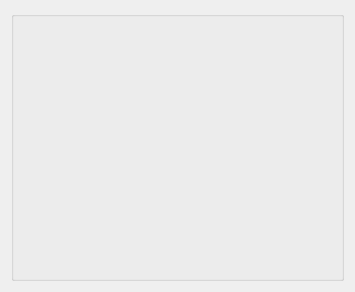
Above: client/forms/table.ui from agaltsevstas/Employees before the change. Below: the same form after it.
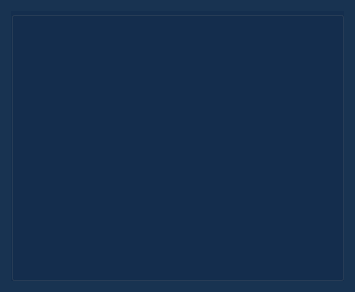
That is the form after the change.

```diff
--- a/client/forms/table.ui
+++ b/client/forms/table.ui
@@ -19,8 +19,24 @@
   <property name="windowTitle">
    <string>Личный кабинет</string>
   </property>
-  <layout class="QGridLayout" name="gridLayout_3">
-   <item row="0" column="0">
+  <property name="styleSheet">
+   <string notr="true">:enabled {
+background-color:rgba(20, 47, 78, 219);
+color: rgba(255, 255, 255, 210);
+}
+
+:disabled {
+background-color:rgba(255, 255, 255, 0);
+color:rgba(255, 255, 255, 100);
+}
+
+hover{
+background-color: qlineargradient(spread:pad, x1:0, y1:0.505682, x2:1, y2:0.477, stop:0 rgba(40, 67, 98, 219), stop:1 rgba(105, 118, 132, 226));
+}
+</string>
+  </property>
+  <layout class="QVBoxLayout" name="verticalLayout">
+   <item>
     <widget class="QSplitter" name="splitter">
      <property name="sizePolicy">
       <sizepolicy hsizetype="Preferred" vsizetype="Preferred">
```
